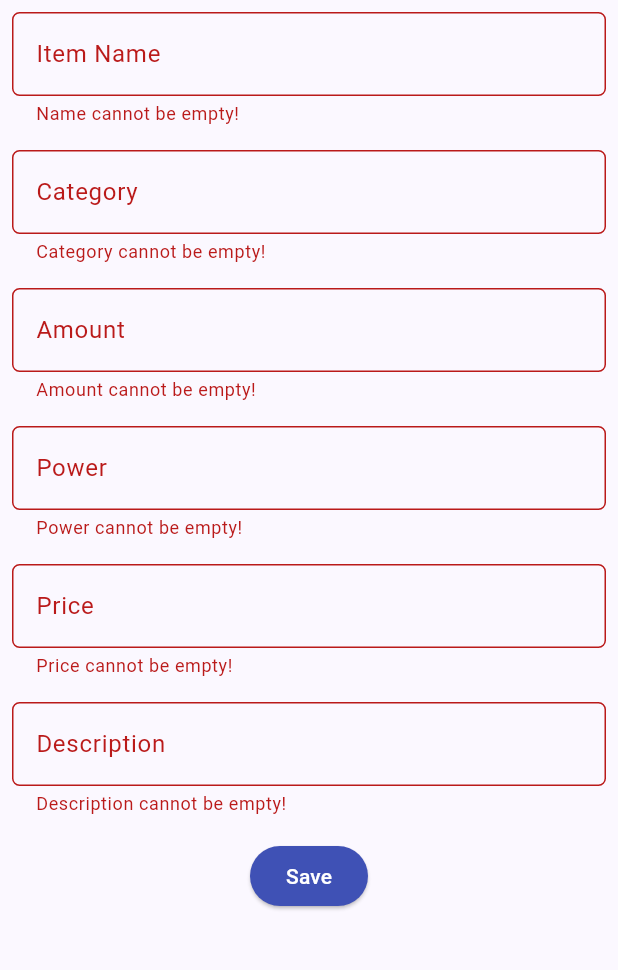
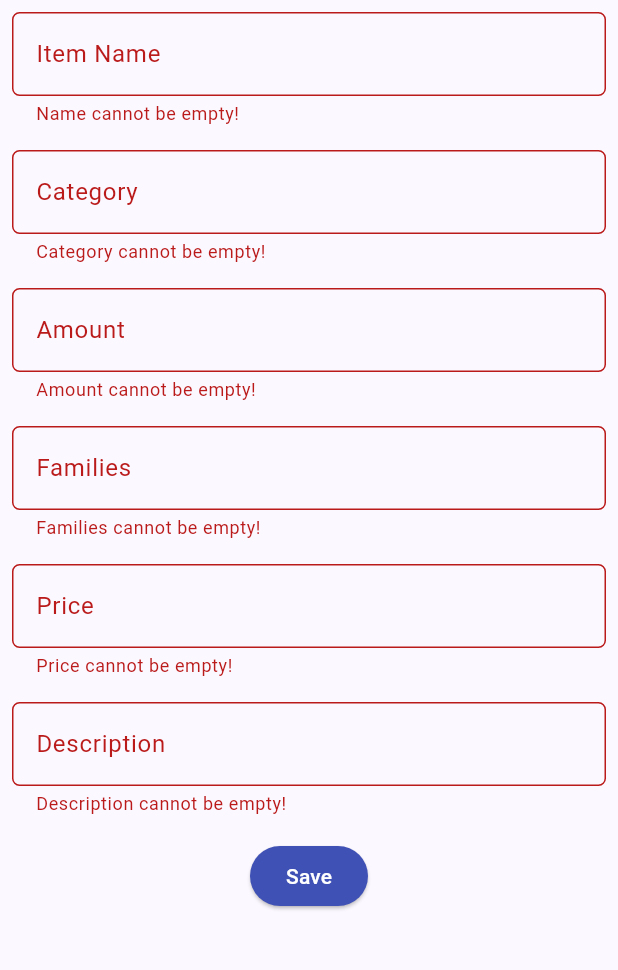
Before and after one commit to GhanyR/tugas7, a Flutter app: the ItemFormPage screen opened directly, after a tap on "Save", on a phone screen of 412 x 824 dp, the part 84-1054 px from its top. Run offline on Flutter 3.47's test engine with Material 3 defaults, Android fonts, the phone set to English and light mode, and no system bars; missing offline and left inert: pbp_django_auth.

Commit message:
update kecil

```diff
--- a/lib/models/product.dart
+++ b/lib/models/product.dart
@@ -39,7 +39,7 @@ class Fields {
   int amount;
   String description;
   int price;
-  int power;
+  int familly;
   String category;
   int user;
 
@@ -48,7 +48,7 @@ class Fields {
     required this.amount,
     required this.description,
     required this.price,
-    required this.power,
+    required this.familly,
     required this.category,
     required this.user,
   });
@@ -58,7 +58,7 @@ class Fields {
         amount: json["amount"],
         description: json["description"],
         price: json["price"],
-        power: json["power"],
+        familly: json["familly"],
         category: json["category"],
         user: json["user"],
       );
@@ -68,7 +68,7 @@ class Fields {
         "amount": amount,
         "description": description,
         "price": price,
-        "power": power,
+        "familly": familly,
         "category": category,
         "user": user,
       };
--- a/lib/screens/detail_item.dart
+++ b/lib/screens/detail_item.dart
@@ -31,7 +31,7 @@ class DetailItemPage extends StatelessWidget {
             const SizedBox(height: 10),
             Text("Amount : ${item.fields.amount}"),
             const SizedBox(height: 10),
-            Text("Power : ${item.fields.power}"),
+            Text("Families : ${item.fields.familly}"),
             const SizedBox(height: 10),
             Text("Price : ${item.fields.price}"),
             const SizedBox(height: 10),
--- a/lib/screens/item_form.dart
+++ b/lib/screens/item_form.dart
@@ -17,7 +17,7 @@ class _ItemFormPageState extends State<ItemFormPage> {
   String _name = "";
   String _category = "";
   int _amount = 0;
-  int _power = 0;
+  int _familly = 0;
   int _price = 0;
   String _description = "";
 
@@ -130,23 +130,23 @@ class _ItemFormPageState extends State<ItemFormPage> {
               padding: const EdgeInsets.all(8.0),
               child: TextFormField(
                 decoration: InputDecoration(
-                  hintText: "Power",
-                  labelText: "Power",
+                  hintText: "Families",
+                  labelText: "Families",
                   border: OutlineInputBorder(
                     borderRadius: BorderRadius.circular(5.0),
                   ),
                 ),
                 onChanged: (String? value) {
                   setState(() {
-                    _power = int.parse(value!);
+                    _familly = int.parse(value!);
                   });
                 },
                 validator: (String? value) {
                   if (value == null || value.isEmpty) {
-                    return "Power cannot be empty!";
+                    return "Families cannot be empty!";
                   }
                   if (int.tryParse(value) == null) {
-                    return "Power must be a valid integer!";
+                    return "Families must be a valid integer!";
                   }
                   return null;
                 },
@@ -226,7 +226,7 @@ class _ItemFormPageState extends State<ItemFormPage> {
                             'name': _name,
                             'category': _category,
                             'amount': _amount.toString(),
-                            'power': _power.toString(),
+                            'familly': _familly.toString(),
                             'price': _price.toString(),
                             'description': _description,
                           }));
```
